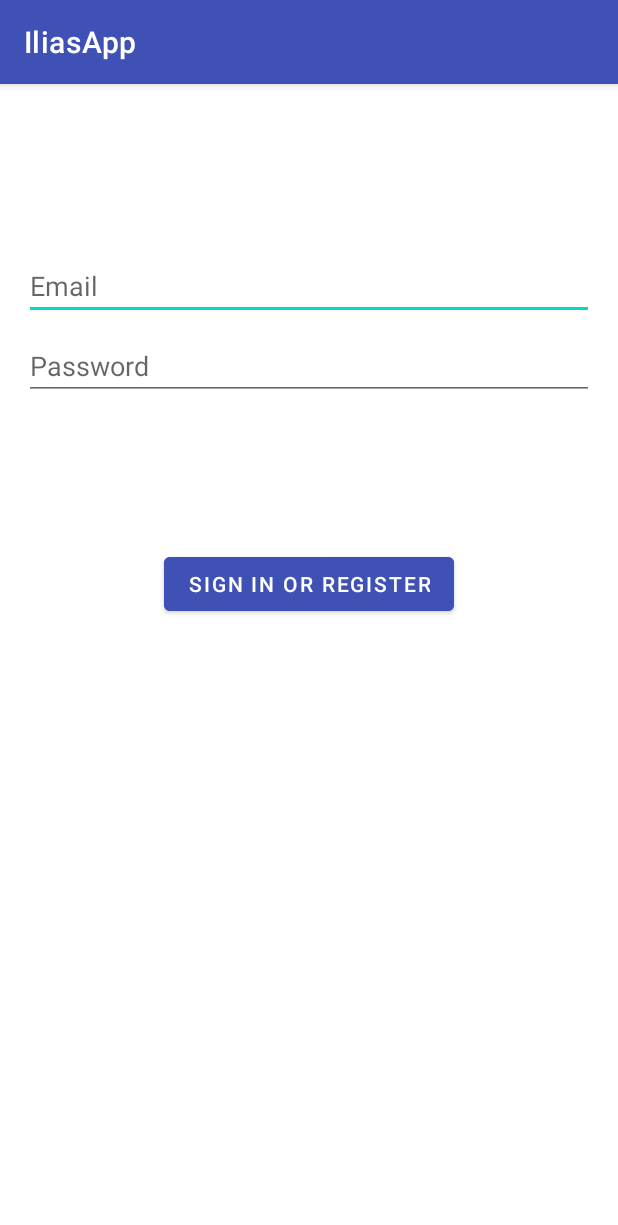
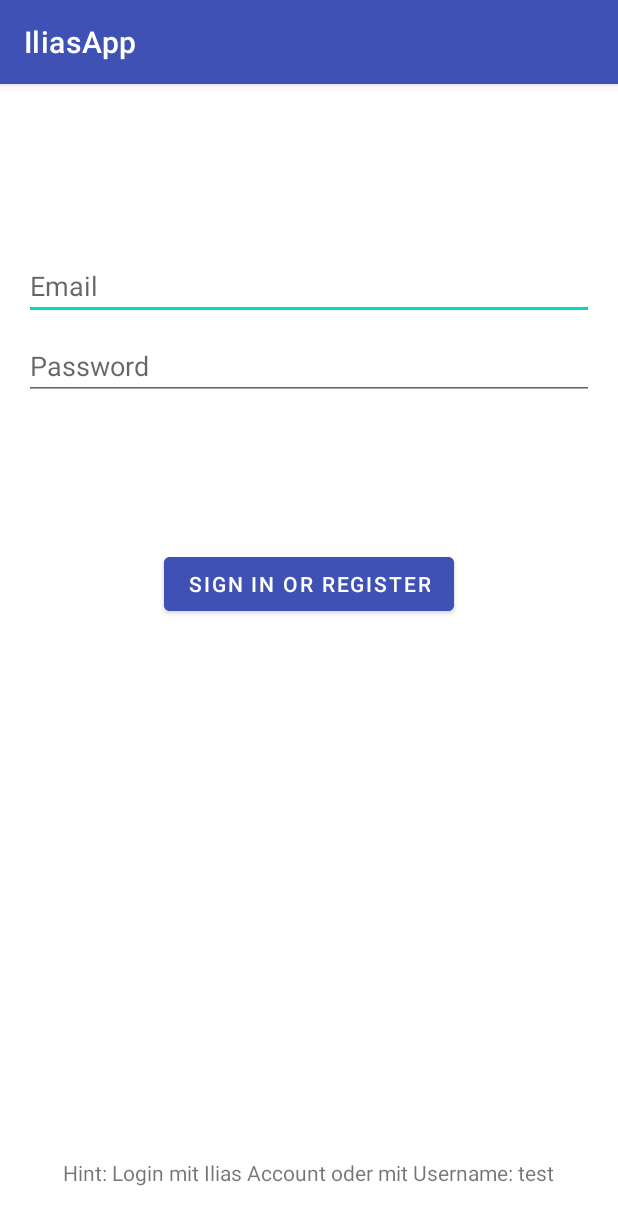
Before and after one commit to GrowThinky/SP22_Gruppe_Heindl_Grabiec_Huynh_Funtov, an Android app: the screen it shows after launch (Login), on a phone screen of 412 x 824 dp. Shown: the top 1225 px of the screen. Run offline under Robolectric (Android 15) with nearby library versions, the phone set to English and light mode, and no system bars; libraries missing offline, so code that uses them is left out: org.ksoap2, org.ksoap2.serialization, org.ksoap2.transport.

Commit message:
login hint

```diff
--- a/IliasApp/app/src/main/res/layout/activity_login.xml
+++ b/IliasApp/app/src/main/res/layout/activity_login.xml
@@ -70,4 +70,16 @@
         app:layout_constraintTop_toTopOf="parent"
         app:layout_constraintVertical_bias="0.3" />
 
+    <TextView
+        android:id="@+id/textView9"
+        android:layout_width="wrap_content"
+        android:layout_height="wrap_content"
+        android:text="Hint: Login mit Ilias Account oder mit Username: test"
+        app:layout_constraintBottom_toBottomOf="parent"
+        app:layout_constraintEnd_toEndOf="parent"
+        app:layout_constraintHorizontal_bias="0.495"
+        app:layout_constraintStart_toStartOf="parent"
+        app:layout_constraintTop_toBottomOf="@+id/login"
+        app:layout_constraintVertical_bias="0.955" />
+
 </androidx.constraintlayout.widget.ConstraintLayout>
```
Also changed, not shown: IliasApp/app/src/main/java/de/uni_marburg/iliasapp/Raumsuche.java (line endings or trailing spaces).
